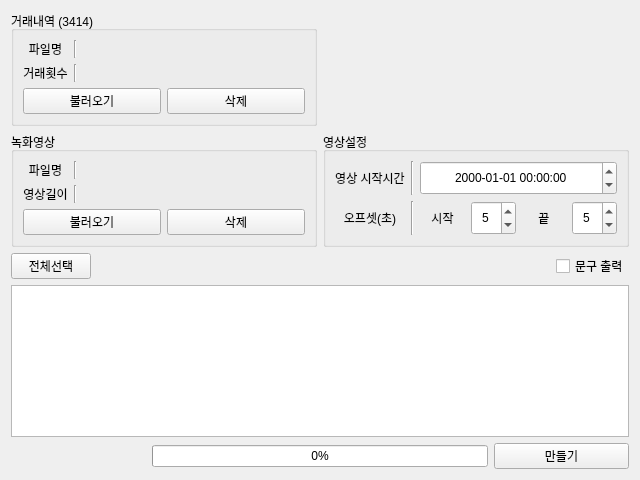
This is ui/mainWidget.ui in beom-yun/trading-video as Qt 5 draws it before an edit. The edited form follows.
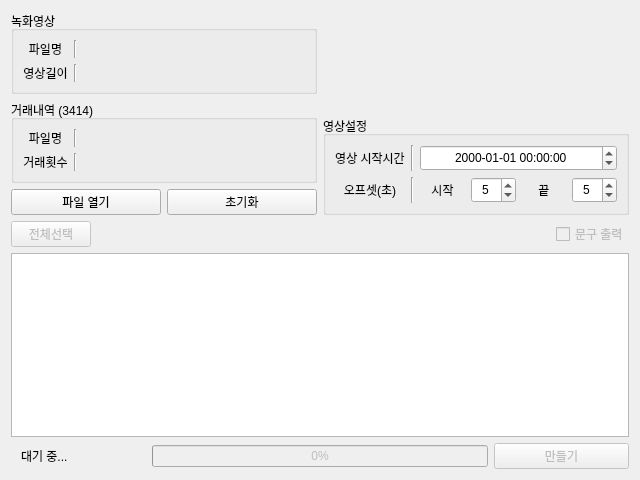
This is the edited form. Icons and pictures are not drawn.

Commit message: buttons click

```diff
--- a/ui/mainWidget.ui
+++ b/ui/mainWidget.ui
@@ -36,127 +36,6 @@
     <layout class="QHBoxLayout" name="horizontalLayout_4">
      <item>
       <layout class="QVBoxLayout" name="verticalLayout_4">
-       <item>
-        <widget class="QGroupBox" name="groupBox_2">
-         <property name="title">
-          <string>거래내역 (3414)</string>
-         </property>
-         <layout class="QVBoxLayout" name="verticalLayout_2">
-          <item>
-           <layout class="QGridLayout" name="gridLayout_2">
-            <item row="0" column="0">
-             <widget class="QLabel" name="label_3">
-              <property name="sizePolicy">
-               <sizepolicy hsizetype="Preferred" vsizetype="Expanding">
-                <horstretch>0</horstretch>
-                <verstretch>0</verstretch>
-               </sizepolicy>
-              </property>
-              <property name="text">
-               <string>파일명</string>
-              </property>
-              <property name="alignment">
-               <set>Qt::AlignCenter</set>
-              </property>
-             </widget>
-            </item>
-            <item row="0" column="2">
-             <widget class="QLabel" name="lbl_csv_file">
-              <property name="sizePolicy">
-               <sizepolicy hsizetype="Expanding" vsizetype="Expanding">
-                <horstretch>0</horstretch>
-                <verstretch>0</verstretch>
-               </sizepolicy>
-              </property>
-              <property name="text">
-               <string/>
-              </property>
-              <property name="alignment">
-               <set>Qt::AlignCenter</set>
-              </property>
-             </widget>
-            </item>
-            <item row="1" column="0">
-             <widget class="QLabel" name="label_5">
-              <property name="sizePolicy">
-               <sizepolicy hsizetype="Preferred" vsizetype="Expanding">
-                <horstretch>0</horstretch>
-                <verstretch>0</verstretch>
-               </sizepolicy>
-              </property>
-              <property name="text">
-               <string>거래횟수</string>
-              </property>
-              <property name="alignment">
-               <set>Qt::AlignCenter</set>
-              </property>
-             </widget>
-            </item>
-            <item row="1" column="2">
-             <widget class="QLabel" name="lbl_csv_cnt">
-              <property name="sizePolicy">
-               <sizepolicy hsizetype="Expanding" vsizetype="Expanding">
-                <horstretch>0</horstretch>
-                <verstretch>0</verstretch>
-               </sizepolicy>
-              </property>
-              <property name="text">
-               <string/>
-              </property>
-              <property name="alignment">
-               <set>Qt::AlignCenter</set>
-              </property>
-             </widget>
-            </item>
-            <item row="0" column="1">
-             <widget class="Line" name="line_4">
-              <property name="orientation">
-               <enum>Qt::Vertical</enum>
-              </property>
-             </widget>
-            </item>
-            <item row="1" column="1">
-             <widget class="Line" name="line_2">
-              <property name="orientation">
-               <enum>Qt::Vertical</enum>
-              </property>
-             </widget>
-            </item>
-           </layout>
-          </item>
-          <item>
-           <layout class="QHBoxLayout" name="horizontalLayout">
-            <item>
-             <widget class="QPushButton" name="btn_csv_open">
-              <property name="sizePolicy">
-               <sizepolicy hsizetype="Minimum" vsizetype="Minimum">
-                <horstretch>0</horstretch>
-                <verstretch>0</verstretch>
-               </sizepolicy>
-              </property>
-              <property name="text">
-               <string>불러오기</string>
-              </property>
-             </widget>
-            </item>
-            <item>
-             <widget class="QPushButton" name="btn_csv_rst">
-              <property name="sizePolicy">
-               <sizepolicy hsizetype="Minimum" vsizetype="Minimum">
-                <horstretch>0</horstretch>
-                <verstretch>0</verstretch>
-               </sizepolicy>
-              </property>
-              <property name="text">
-               <string>삭제</string>
-              </property>
-             </widget>
-            </item>
-           </layout>
-          </item>
-         </layout>
-        </widget>
-       </item>
        <item>
         <widget class="QGroupBox" name="groupBox">
          <property name="title">
@@ -168,7 +47,7 @@
             <item row="1" column="2">
              <widget class="QLabel" name="lbl_video_duration">
               <property name="sizePolicy">
-               <sizepolicy hsizetype="Expanding" vsizetype="Expanding">
+               <sizepolicy hsizetype="Expanding" vsizetype="Preferred">
                 <horstretch>0</horstretch>
                 <verstretch>0</verstretch>
                </sizepolicy>
@@ -184,7 +63,7 @@
             <item row="1" column="0">
              <widget class="QLabel" name="label_19">
               <property name="sizePolicy">
-               <sizepolicy hsizetype="Preferred" vsizetype="Expanding">
+               <sizepolicy hsizetype="Preferred" vsizetype="Preferred">
                 <horstretch>0</horstretch>
                 <verstretch>0</verstretch>
                </sizepolicy>
@@ -200,7 +79,7 @@
             <item row="0" column="0">
              <widget class="QLabel" name="label">
               <property name="sizePolicy">
-               <sizepolicy hsizetype="Preferred" vsizetype="Expanding">
+               <sizepolicy hsizetype="Preferred" vsizetype="Preferred">
                 <horstretch>0</horstretch>
                 <verstretch>0</verstretch>
                </sizepolicy>
@@ -216,7 +95,7 @@
             <item row="0" column="2">
              <widget class="QLabel" name="lbl_video_file">
               <property name="sizePolicy">
-               <sizepolicy hsizetype="Expanding" vsizetype="Expanding">
+               <sizepolicy hsizetype="Expanding" vsizetype="Preferred">
                 <horstretch>0</horstretch>
                 <verstretch>0</verstretch>
                </sizepolicy>
@@ -245,31 +124,92 @@
             </item>
            </layout>
           </item>
+         </layout>
+        </widget>
+       </item>
+       <item>
+        <widget class="QGroupBox" name="groupBox_2">
+         <property name="title">
+          <string>거래내역 (3414)</string>
+         </property>
+         <layout class="QVBoxLayout" name="verticalLayout_2">
           <item>
-           <layout class="QHBoxLayout" name="horizontalLayout_6">
-            <item>
-             <widget class="QPushButton" name="btn_video_open">
+           <layout class="QGridLayout" name="gridLayout_2">
+            <item row="0" column="0">
+             <widget class="QLabel" name="label_3">
               <property name="sizePolicy">
-               <sizepolicy hsizetype="Minimum" vsizetype="Minimum">
+               <sizepolicy hsizetype="Preferred" vsizetype="Preferred">
                 <horstretch>0</horstretch>
                 <verstretch>0</verstretch>
                </sizepolicy>
               </property>
               <property name="text">
-               <string>불러오기</string>
+               <string>파일명</string>
               </property>
+              <property name="alignment">
+               <set>Qt::AlignCenter</set>
+              </property>
              </widget>
             </item>
-            <item>
-             <widget class="QPushButton" name="btn_video_rst">
+            <item row="0" column="2">
+             <widget class="QLabel" name="lbl_csv_file">
               <property name="sizePolicy">
-               <sizepolicy hsizetype="Minimum" vsizetype="Minimum">
+               <sizepolicy hsizetype="Expanding" vsizetype="Preferred">
                 <horstretch>0</horstretch>
                 <verstretch>0</verstretch>
                </sizepolicy>
               </property>
               <property name="text">
-               <string>삭제</string>
+               <string/>
+              </property>
+              <property name="alignment">
+               <set>Qt::AlignCenter</set>
+              </property>
+             </widget>
+            </item>
+            <item row="1" column="0">
+             <widget class="QLabel" name="label_5">
+              <property name="sizePolicy">
+               <sizepolicy hsizetype="Preferred" vsizetype="Preferred">
+                <horstretch>0</horstretch>
+                <verstretch>0</verstretch>
+               </sizepolicy>
+              </property>
+              <property name="text">
+               <string>거래횟수</string>
+              </property>
+              <property name="alignment">
+               <set>Qt::AlignCenter</set>
+              </property>
+             </widget>
+            </item>
+            <item row="1" column="2">
+             <widget class="QLabel" name="lbl_csv_cnt">
+              <property name="sizePolicy">
+               <sizepolicy hsizetype="Expanding" vsizetype="Preferred">
+                <horstretch>0</horstretch>
+                <verstretch>0</verstretch>
+               </sizepolicy>
+              </property>
+              <property name="text">
+               <string/>
+              </property>
+              <property name="alignment">
+               <set>Qt::AlignCenter</set>
+              </property>
+             </widget>
+            </item>
+            <item row="0" column="1">
+             <widget class="Line" name="line_4">
+              <property name="orientation">
+               <enum>Qt::Vertical</enum>
+              </property>
+             </widget>
+            </item>
+            <item row="1" column="1">
+             <widget class="Line" name="line_2">
+              <property name="orientation">
+               <enum>Qt::Vertical</enum>
               </property>
              </widget>
             </item>
@@ -278,6 +218,36 @@
          </layout>
         </widget>
        </item>
+       <item>
+        <layout class="QHBoxLayout" name="horizontalLayout">
+         <item>
+          <widget class="QPushButton" name="btn_open_file">
+           <property name="sizePolicy">
+            <sizepolicy hsizetype="Minimum" vsizetype="Minimum">
+             <horstretch>0</horstretch>
+             <verstretch>0</verstretch>
+            </sizepolicy>
+           </property>
+           <property name="text">
+            <string>파일 열기</string>
+           </property>
+          </widget>
+         </item>
+         <item>
+          <widget class="QPushButton" name="btn_rst_file">
+           <property name="sizePolicy">
+            <sizepolicy hsizetype="Minimum" vsizetype="Minimum">
+             <horstretch>0</horstretch>
+             <verstretch>0</verstretch>
+            </sizepolicy>
+           </property>
+           <property name="text">
+            <string>초기화</string>
+           </property>
+          </widget>
+         </item>
+        </layout>
+       </item>
       </layout>
      </item>
      <item>
@@ -285,7 +255,36 @@
        <item>
         <widget class="QWidget" name="widget" native="true">
          <layout class="QGridLayout" name="gridLayout_3">
+          <item row="1" column="2">
+           <spacer name="horizontalSpacer_3">
+            <property name="orientation">
+             <enum>Qt::Horizontal</enum>
+            </property>
+            <property name="sizeHint" stdset="0">
+             <size>
+              <width>49</width>
+              <height>20</height>
+             </size>
+            </property>
+           </spacer>
+          </item>
           <item row="0" column="1">
+           <spacer name="verticalSpacer_3">
+            <property name="orientation">
+             <enum>Qt::Vertical</enum>
+            </property>
+            <property name="sizeType">
+             <enum>QSizePolicy::Preferred</enum>
+            </property>
+            <property name="sizeHint" stdset="0">
+             <size>
+              <width>0</width>
+              <height>0</height>
+             </size>
+            </property>
+           </spacer>
+          </item>
+          <item row="1" column="1">
            <widget class="QLabel" name="lbl_logo">
             <property name="minimumSize">
              <size>
@@ -310,7 +309,7 @@
             </property>
            </widget>
           </item>
-          <item row="0" column="0">
+          <item row="1" column="0">
            <spacer name="horizontalSpacer_2">
             <property name="orientation">
              <enum>Qt::Horizontal</enum>
@@ -323,7 +322,7 @@
             </property>
            </spacer>
           </item>
-          <item row="1" column="1">
+          <item row="2" column="1">
            <spacer name="verticalSpacer_2">
             <property name="orientation">
              <enum>Qt::Vertical</enum>
@@ -353,7 +352,7 @@
             <item row="0" column="2">
              <widget class="QDateTimeEdit" name="edit_start_time">
               <property name="sizePolicy">
-               <sizepolicy hsizetype="Expanding" vsizetype="Preferred">
+               <sizepolicy hsizetype="Expanding" vsizetype="Minimum">
                 <horstretch>0</horstretch>
                 <verstretch>0</verstretch>
                </sizepolicy>
@@ -391,7 +390,7 @@
               <item>
                <widget class="QSpinBox" name="edit_offset_start">
                 <property name="sizePolicy">
-                 <sizepolicy hsizetype="Minimum" vsizetype="Preferred">
+                 <sizepolicy hsizetype="Minimum" vsizetype="Minimum">
                   <horstretch>0</horstretch>
                   <verstretch>0</verstretch>
                  </sizepolicy>
@@ -417,7 +416,7 @@
               <item>
                <widget class="QSpinBox" name="edit_offset_end">
                 <property name="sizePolicy">
-                 <sizepolicy hsizetype="Minimum" vsizetype="Preferred">
+                 <sizepolicy hsizetype="Minimum" vsizetype="Minimum">
                   <horstretch>0</horstretch>
                   <verstretch>0</verstretch>
                  </sizepolicy>
@@ -469,6 +468,9 @@
     <layout class="QHBoxLayout" name="horizontalLayout_2">
      <item>
       <widget class="QPushButton" name="btn_all_check">
+       <property name="enabled">
+        <bool>false</bool>
+       </property>
        <property name="text">
         <string>전체선택</string>
        </property>
@@ -489,6 +491,9 @@
      </item>
      <item>
       <widget class="QCheckBox" name="chk_text">
+       <property name="enabled">
+        <bool>false</bool>
+       </property>
        <property name="text">
         <string>문구 출력</string>
        </property>
@@ -516,7 +521,7 @@
         </size>
        </property>
        <property name="text">
-        <string/>
+        <string>대기 중...</string>
        </property>
        <property name="indent">
         <number>10</number>
@@ -525,6 +530,9 @@
      </item>
      <item>
       <widget class="QProgressBar" name="progress_bar">
+       <property name="enabled">
+        <bool>false</bool>
+       </property>
        <property name="value">
         <number>0</number>
        </property>
@@ -532,6 +540,9 @@
      </item>
      <item>
       <widget class="QPushButton" name="btn_make">
+       <property name="enabled">
+        <bool>false</bool>
+       </property>
        <property name="minimumSize">
         <size>
          <width>135</width>
```
Left out of the diff: 8 changed lines with no effect on the pictures. The commit also changes 1 other file.
